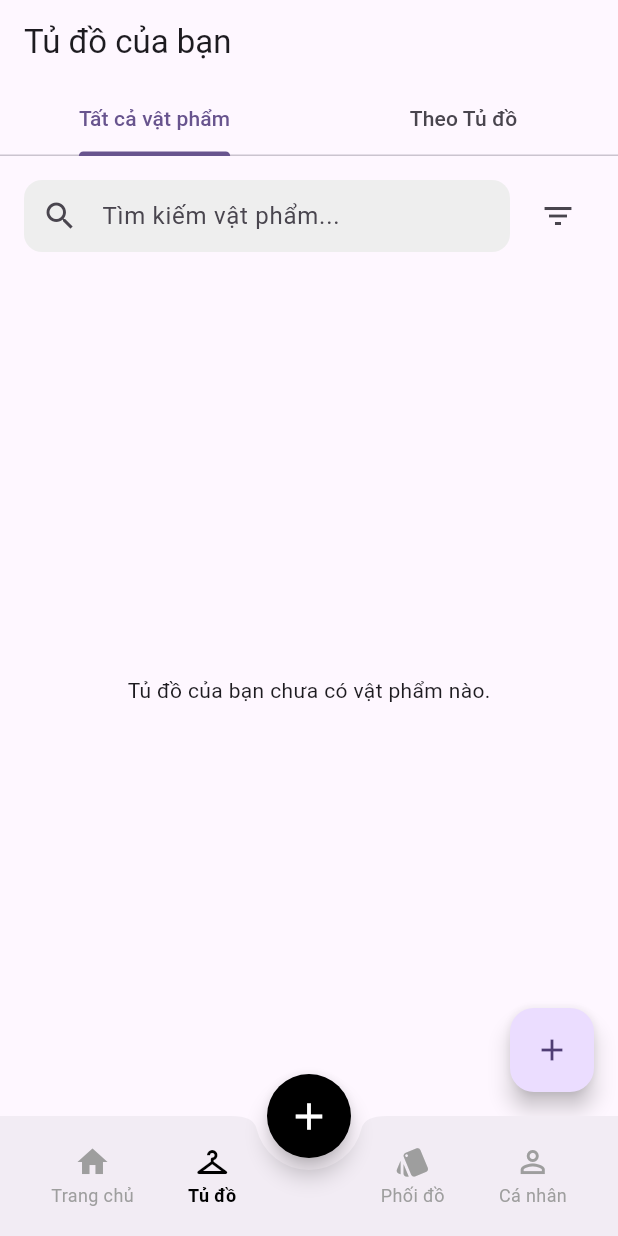
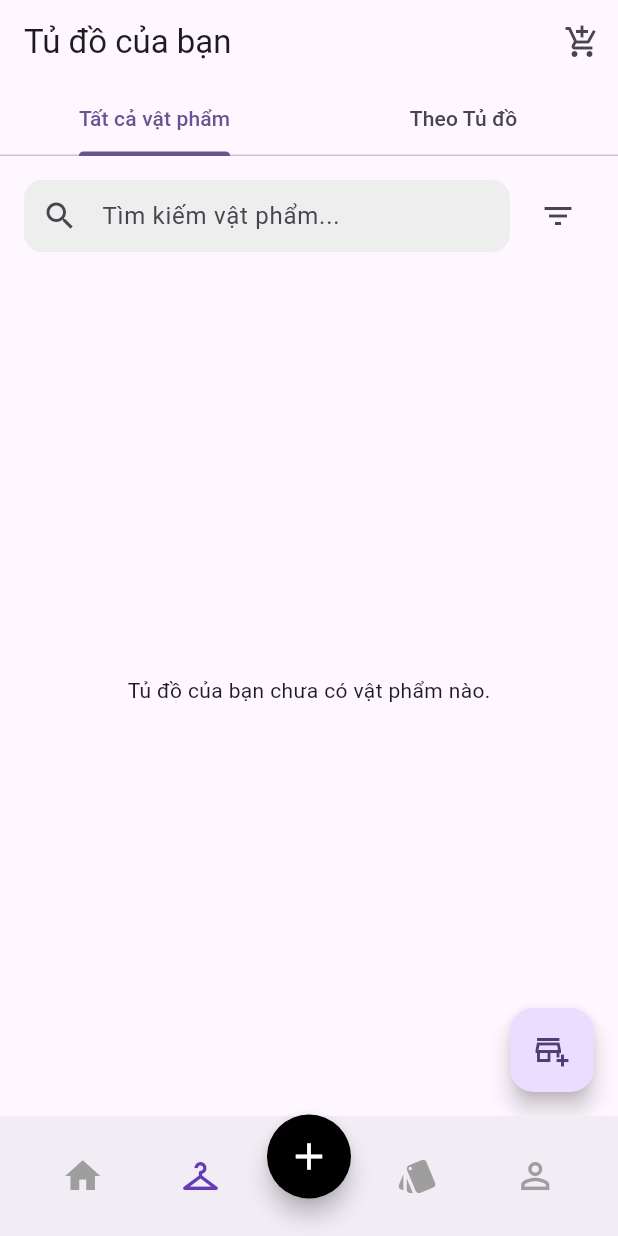
Before and after one commit to minhdatvn/MinCloset, a Flutter app: the screen it shows after launch, item 2 of the bottom bar chosen, on a phone screen of 412 x 824 dp. Run offline on Flutter 3.47's test engine with Material 3 defaults, Android fonts, the phone set to English and light mode, and no system bars; our stand-ins replace equatable, fl_chart, flutter_dotenv, flutter_hooks, flutter_riverpod, geocoding and 9 more; accounts and stored records are empty; network calls fail.

Commit message:
Sửa lỗi hình ảnh đồ không tự cập nhật ở trang Tủ đồ sau khi thêm món đồ mới

```diff
--- /dev/null
+++ b/lib/providers/event_providers.dart
@@ -0,0 +1,7 @@
+// lib/providers/event_providers.dart
+import 'package:flutter_riverpod/flutter_riverpod.dart';
+
+/// Provider này hoạt động như một tín hiệu.
+/// Mỗi khi một vật phẩm mới được thêm, chúng ta sẽ tăng giá trị của nó lên 1.
+/// Các widget khác sẽ lắng nghe sự thay đổi này để thực hiện hành động.
+final itemAddedTriggerProvider = StateProvider<int>((ref) => 0);
--- a/lib/screens/main_screen.dart
+++ b/lib/screens/main_screen.dart
@@ -1,11 +1,11 @@
 // lib/screens/main_screen.dart
 
 import 'package:flutter/material.dart';
-import 'package:mincloset/screens/add_item_screen.dart';
 import 'package:mincloset/screens/pages/closets_page.dart';
 import 'package:mincloset/screens/pages/home_page.dart';
 import 'package:mincloset/screens/pages/outfits_hub_page.dart';
 import 'package:mincloset/screens/pages/profile_page.dart';
+import 'package:mincloset/widgets/global_add_button.dart'; // <<< Import nút bấm độc lập
 
 class MainScreen extends StatefulWidget {
   const MainScreen({super.key});
@@ -17,13 +17,11 @@ class MainScreen extends StatefulWidget {
 class _MainScreenState extends State<MainScreen> {
   int _selectedIndex = 0;
 
-  // <<< DANH SÁCH WIDGET ĐÃ ĐƯỢC CẬP NHẬT HOÀN CHỈNH
-  // Đảm bảo tất cả các trang đều là phiên bản cuối cùng
-  static final List<Widget> _widgetOptions = <Widget>[
-    const HomePage(),
-    const ClosetsPage(),
-    const OutfitsHubPage(), // Dùng trang Hub thay vì trang Builder
-    const ProfilePage(),    // Dùng trang Profile thật sự
+  static const List<Widget> _widgetOptions = <Widget>[
+    HomePage(),
+    ClosetsPage(),
+    OutfitsHubPage(),
+    ProfilePage(),
   ];
 
   void _onItemTapped(int index) {
@@ -32,28 +30,17 @@ class _MainScreenState extends State<MainScreen> {
     });
   }
 
-  void _navigateToAddItemScreen() {
-    // Với kiến trúc Riverpod, việc gọi setState({}) ở đây không còn cần thiết
-    // vì các trang con sẽ tự làm mới khi dữ liệu thay đổi.
-    Navigator.of(context).push(
-      MaterialPageRoute(builder: (ctx) => const AddItemScreen()),
-    );
-  }
-
   @override
   Widget build(BuildContext context) {
-    return Scaffold(
-      // Body sẽ hiển thị widget tương ứng với tab được chọn
+    // <<< SỬ DỤNG STACK ĐỂ ĐẶT NÚT BẤM LÊN TRÊN GIAO DIỆN
+    return Stack(
+      // Dùng StackFit.expand để các lớp con lấp đầy màn hình
+      fit: StackFit.expand,
+      children: [
+        // LỚP DƯỚI CÙNG: Scaffold chứa các trang và thanh điều hướng
+        Scaffold(
           body: _widgetOptions.elementAt(_selectedIndex),
-
-      floatingActionButton: FloatingActionButton(
-        heroTag: 'main_screen_fab',
-        onPressed: _navigateToAddItemScreen,
-        shape: const CircleBorder(),
-        backgroundColor: Colors.black,
-        child: const Icon(Icons.add, color: Colors.white, size: 30),
-      ),
-      floatingActionButtonLocation: FloatingActionButtonLocation.centerDocked,
+          // Dùng BottomAppBar để có thể tạo "khuyết" cho nút bấm
           bottomNavigationBar: BottomAppBar(
             shape: const CircularNotchedRectangle(),
             notchMargin: 8.0,
@@ -62,31 +49,39 @@ class _MainScreenState extends State<MainScreen> {
               children: <Widget>[
                 _buildNavItem(icon: Icons.home, label: 'Trang chủ', index: 0),
                 _buildNavItem(icon: Icons.checkroom, label: 'Tủ đồ', index: 1),
+                // Khoảng trống ở giữa cho nút FAB
                 const SizedBox(width: 40),
                 _buildNavItem(icon: Icons.style, label: 'Phối đồ', index: 2),
                 _buildNavItem(icon: Icons.person_outline, label: 'Cá nhân', index: 3),
               ],
             ),
           ),
+        ),
+        // LỚP TRÊN CÙNG: Nút bấm độc lập
+        // Dùng Positioned để căn chỉnh vị trí của nút
+        Positioned(
+          bottom: 25.0, // Khoảng cách từ dưới lên
+          // Căn nút vào giữa theo chiều ngang
+          left: 0,
+          right: 0,
+          child: const Center(
+            child: GlobalAddButton(),
+          ),
+        ),
+      ],
     );
   }
 
+  // Hàm helper để tạo một item trên thanh điều hướng
   Widget _buildNavItem({required IconData icon, required String label, required int index}) {
     final isSelected = _selectedIndex == index;
-    final color = isSelected ? Colors.black : Colors.grey;
+    final color = isSelected ? Colors.deepPurple : Colors.grey;
     return InkWell(
       onTap: () => _onItemTapped(index),
       borderRadius: BorderRadius.circular(20),
       child: Padding(
-        padding: const EdgeInsets.symmetric(vertical: 4.0, horizontal: 8.0),
-        child: Column(
-          mainAxisSize: MainAxisSize.min,
-          children: [
-            Icon(icon, color: color),
-            const SizedBox(height: 2),
-            Text(label, style: TextStyle(color: color, fontSize: 12, fontWeight: isSelected ? FontWeight.bold : FontWeight.normal)),
-          ],
-        ),
+        padding: const EdgeInsets.symmetric(vertical: 8.0, horizontal: 12.0),
+        child: Icon(icon, color: color, size: 28),
       ),
     );
   }
--- a/lib/screens/pages/closets_page.dart
+++ b/lib/screens/pages/closets_page.dart
@@ -5,7 +5,9 @@ import 'package:hooks_riverpod/hooks_riverpod.dart';
 import 'package:mincloset/models/closet.dart';
 import 'package:mincloset/notifiers/item_filter_notifier.dart';
 import 'package:mincloset/providers/database_providers.dart';
+import 'package:mincloset/providers/event_providers.dart'; // <<< THÊM IMPORT NÀY
 import 'package:mincloset/providers/repository_providers.dart';
+import 'package:mincloset/screens/add_item_screen.dart';
 import 'package:mincloset/screens/item_detail_page.dart';
 import 'package:mincloset/screens/pages/closet_detail_page.dart';
 import 'package:mincloset/widgets/item_browser_view.dart';
@@ -38,6 +40,21 @@ class _ClosetsPageState extends ConsumerState<ClosetsPage> with SingleTickerProv
     return Scaffold(
       appBar: AppBar(
         title: const Text('Tủ đồ của bạn'),
+        actions: [
+          IconButton(
+            icon: const Icon(Icons.add_shopping_cart_outlined),
+            tooltip: 'Thêm vật phẩm mới',
+            onPressed: () async {
+              final bool? itemWasAdded = await Navigator.of(context).push<bool>(
+                MaterialPageRoute(builder: (context) => const AddItemScreen()),
+              );
+
+              if (itemWasAdded == true) {
+                ref.invalidate(itemFilterProvider('closetsPage'));
+              }
+            },
+          )
+        ],
         bottom: TabBar(
           controller: _tabController,
           tabs: const [
@@ -49,25 +66,18 @@ class _ClosetsPageState extends ConsumerState<ClosetsPage> with SingleTickerProv
       body: TabBarView(
         controller: _tabController,
         children: [
-          ItemBrowserView(
-            providerId: 'closetsPage',
-            onItemTapped: (item) {
-              Navigator.of(context).push(
-                MaterialPageRoute(builder: (context) => ItemDetailPage(item: item)),
-              ).then((itemWasChanged) {
-                if (itemWasChanged == true) {
-                  ref.invalidate(itemFilterProvider('closetsPage'));
-                }
-              });
-            },
-          ),
+          // Widget cho Tab 1: Tìm kiếm toàn cục
+          _AllItemsTab(),
+          // Widget cho Tab 2: Danh sách tủ đồ
           _ClosetsListTab(),
         ],
       ),
+      // FAB giờ dùng để thêm tủ đồ mới
       floatingActionButton: FloatingActionButton(
         heroTag: 'closets_page_fab',
         onPressed: () => _showAddClosetDialog(context, ref),
-        child: const Icon(Icons.add),
+        tooltip: 'Tạo tủ đồ mới',
+        child: const Icon(Icons.add_business_outlined),
       ),
     );
   }
@@ -85,10 +95,7 @@ class _ClosetsPageState extends ConsumerState<ClosetsPage> with SingleTickerProv
             onPressed: () async {
               if (nameController.text.trim().isEmpty) return;
               final newCloset = Closet(id: const Uuid().v4(), name: nameController.text.trim());
-
-              // <<< THAY ĐỔI Ở ĐÂY: Bỏ `new Closet(...)` và dùng thẳng biến `newCloset`
               await ref.read(closetRepositoryProvider).insertCloset(newCloset);
-
               ref.invalidate(closetsProvider);
               if (context.mounted) Navigator.of(ctx).pop();
             },
@@ -96,6 +103,34 @@ class _ClosetsPageState extends ConsumerState<ClosetsPage> with SingleTickerProv
           ),
         ],
       ),
+    );
+  }
+}
+
+/// Widget cho Tab 1: Hiển thị tất cả vật phẩm và thanh tìm kiếm
+class _AllItemsTab extends HookConsumerWidget {
+  @override
+  Widget build(BuildContext context, WidgetRef ref) {
+    // <<< BƯỚC 4: THÊM `ref.listen` VÀO ĐÂY
+    // Lắng nghe sự thay đổi của trigger provider.
+    // Tham số `previous` và `next` là giá trị cũ và mới của state trong provider.
+    ref.listen<int>(itemAddedTriggerProvider, (previous, next) {
+      // Khi có tín hiệu mới (giá trị thay đổi), làm mới lại danh sách vật phẩm
+      // Bằng cách vô hiệu hóa provider của chính nó.
+      ref.invalidate(itemFilterProvider('closetsPage'));
+    });
+
+    return ItemBrowserView(
+      providerId: 'closetsPage',
+      onItemTapped: (item) {
+        Navigator.of(context).push(
+          MaterialPageRoute(builder: (context) => ItemDetailPage(item: item)),
+        ).then((itemWasChanged) {
+          if (itemWasChanged == true) {
+            ref.invalidate(itemFilterProvider('closetsPage'));
+          }
+        });
+      },
     );
   }
 }
@@ -110,7 +145,7 @@ class _ClosetsListTab extends ConsumerWidget {
       error: (error, stack) => Center(child: Text('Lỗi: $error')),
       data: (closets) {
         if (closets.isEmpty) {
-          return const Center(child: Text('Bạn chưa có tủ đồ nào.\nHãy bấm nút + để tạo nhé!', textAlign: TextAlign.center));
+          return const Center(child: Text('Bạn chưa có tủ đồ nào.\nHãy bấm nút + ở trên để tạo nhé!', textAlign: TextAlign.center));
         }
         return ListView.builder(
           padding: const EdgeInsets.only(top: 8),
--- /dev/null
+++ b/lib/widgets/global_add_button.dart
@@ -0,0 +1,31 @@
+// lib/widgets/global_add_button.dart
+import 'package:flutter/material.dart';
+import 'package:flutter_riverpod/flutter_riverpod.dart';
+import 'package:mincloset/providers/event_providers.dart';
+import 'package:mincloset/screens/add_item_screen.dart';
+
+class GlobalAddButton extends ConsumerWidget {
+  const GlobalAddButton({super.key});
+
+  @override
+  Widget build(BuildContext context, WidgetRef ref) {
+    return FloatingActionButton(
+      heroTag: 'global_add_fab',
+      onPressed: () async {
+        // Điều hướng đến trang Thêm đồ mới và chờ kết quả
+        final bool? itemWasAdded = await Navigator.of(context).push<bool>(
+          MaterialPageRoute(builder: (ctx) => const AddItemScreen()),
+        );
+
+        // Nếu kết quả trả về là true (đã thêm thành công)
+        if (itemWasAdded == true) {
+          // Phát tín hiệu bằng cách cập nhật trigger provider
+          ref.read(itemAddedTriggerProvider.notifier).state++;
+        }
+      },
+      shape: const CircleBorder(),
+      backgroundColor: Colors.black,
+      child: const Icon(Icons.add, color: Colors.white, size: 30),
+    );
+  }
+}
```
Also changed, not shown: lib/screens/add_item_screen.dart (+51 -43 lines). Lines whose indentation alone changed are shown as unchanged.
